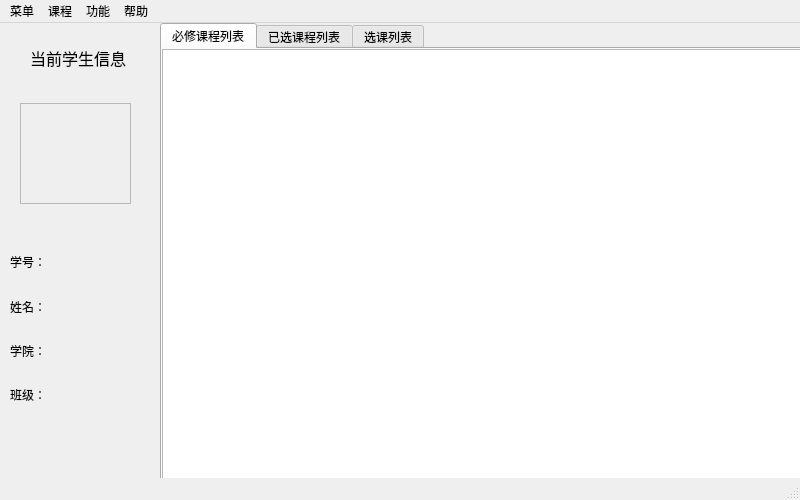
Before: the Qt Designer form source/client/mainwindow_student.ui in laddie132/Academic-Management-System-Demo, drawn with Qt 5.
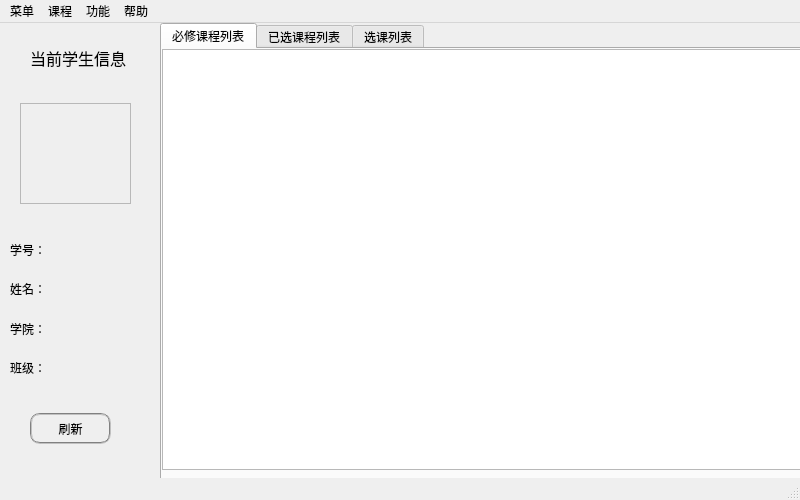
After: the same form once the commit is applied. Icons and pictures are not drawn.

Commit message: Finish all the student and teacher function

The edit to the form file:
```diff
--- a/source/client/mainwindow_student.ui
+++ b/source/client/mainwindow_student.ui
@@ -45,7 +45,7 @@
         <x>0</x>
         <y>0</y>
         <width>651</width>
-        <height>431</height>
+        <height>421</height>
        </rect>
       </property>
       <property name="sizePolicy">
@@ -155,9 +155,9 @@
     <property name="geometry">
      <rect>
       <x>10</x>
-      <y>220</y>
+      <y>210</y>
       <width>141</width>
-      <height>191</height>
+      <height>171</height>
      </rect>
     </property>
     <layout class="QGridLayout" name="gridLayout">
@@ -301,6 +301,22 @@
      <enum>QFrame::Raised</enum>
     </property>
    </widget>
+   <widget class="QPushButton" name="flush_btn">
+    <property name="geometry">
+     <rect>
+      <x>30</x>
+      <y>390</y>
+      <width>81</width>
+      <height>31</height>
+     </rect>
+    </property>
+    <property name="styleSheet">
+     <string notr="true">border:2px groove gray;border-radius:10px;padding:2px 4px;</string>
+    </property>
+    <property name="text">
+     <string>刷新</string>
+    </property>
+   </widget>
   </widget>
   <widget class="QMenuBar" name="menubar">
    <property name="geometry">
```
The commit also changes 23 other files.
